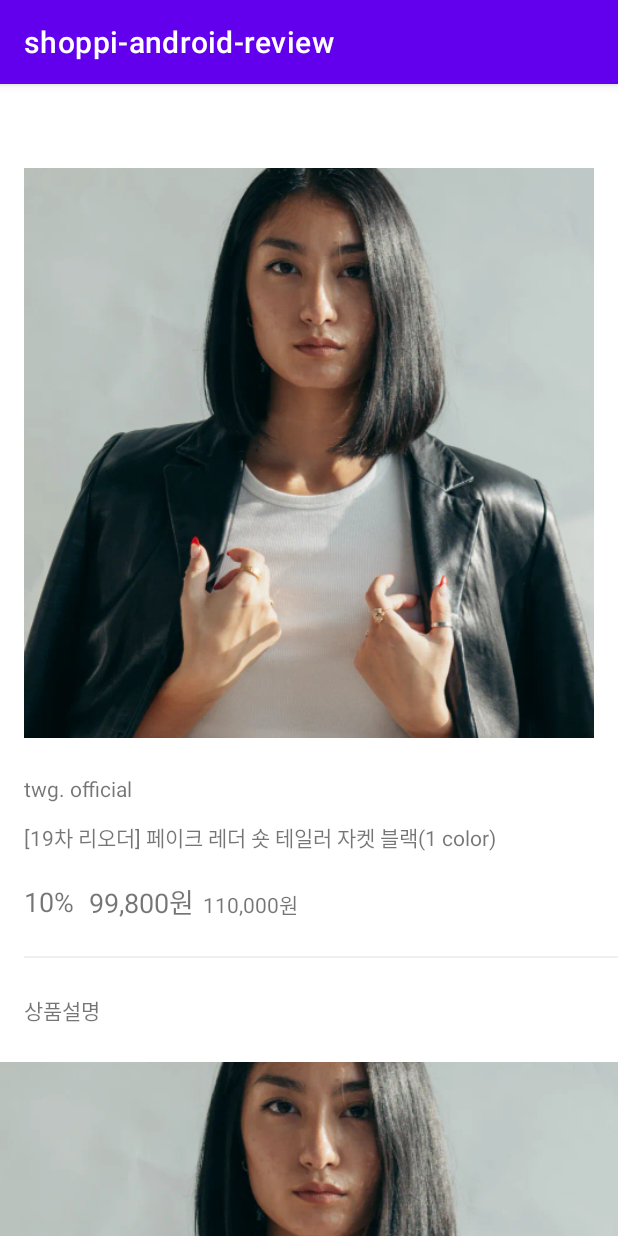
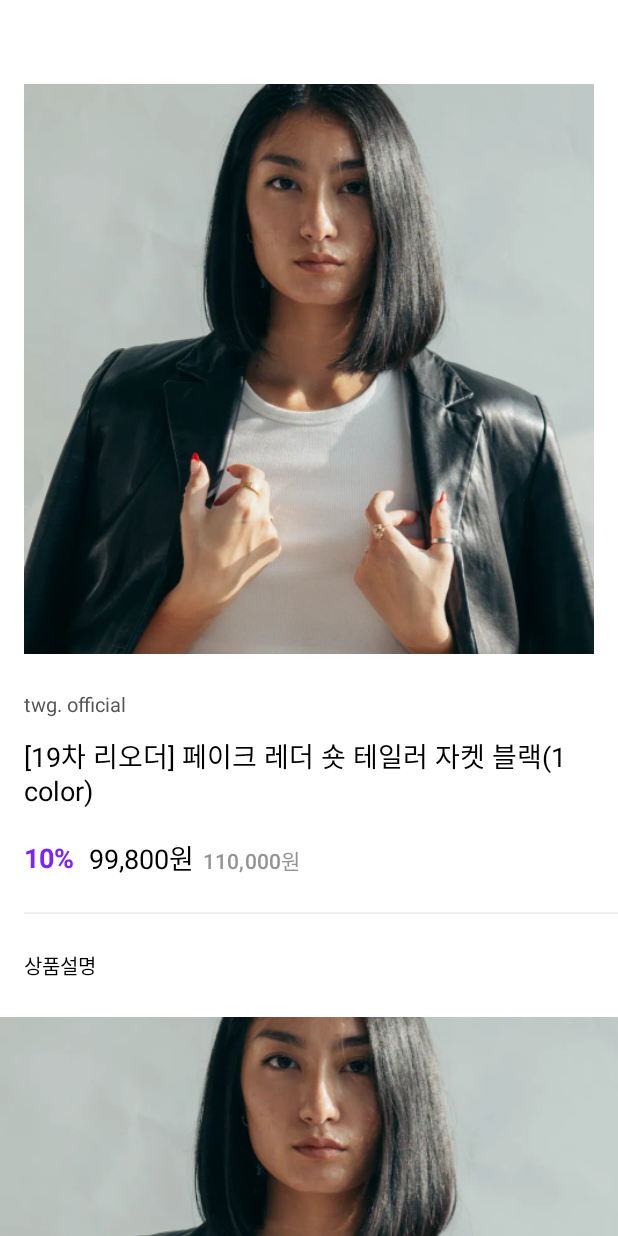
Before and after one commit to jyryuitpro/shoppi-android-review, an Android app: the screen it shows after launch (MainActivity), on a phone screen of 412 x 824 dp. Run offline under Robolectric (Android 15) with nearby library versions, the phone set to English and light mode, and no system bars.

Commit message:
복습 및 실습 3. Style, Theme

```diff
--- a/app/src/main/res/layout/activity_product_detail.xml
+++ b/app/src/main/res/layout/activity_product_detail.xml
@@ -40,6 +40,7 @@
 
             <TextView
                 android:id="@+id/tv_product_brand_name"
+                style="@style/TextSubtitle3.Grey03"
                 android:layout_width="0dp"
                 android:layout_height="wrap_content"
                 android:layout_marginStart="16dp"
@@ -52,6 +53,7 @@
 
             <TextView
                 android:id="@+id/tv_product_label"
+                style="@style/TextMedium"
                 android:layout_width="0dp"
                 android:layout_height="wrap_content"
                 android:layout_marginStart="16dp"
@@ -64,33 +66,33 @@
 
             <TextView
                 android:id="@+id/tv_product_discount_rate"
+                style="@style/TextMedium.Purple.Bold"
                 android:layout_width="wrap_content"
                 android:layout_height="wrap_content"
                 android:layout_marginStart="16dp"
                 android:layout_marginTop="20dp"
                 android:text="10%"
-                android:textSize="18sp"
                 app:layout_constraintStart_toStartOf="parent"
                 app:layout_constraintTop_toBottomOf="@id/tv_product_label" />
 
             <TextView
                 android:id="@+id/tv_product_discount_price"
+                style="@style/TextMedium"
                 android:layout_width="wrap_content"
                 android:layout_height="wrap_content"
                 android:layout_marginStart="10dp"
                 android:text="99,800원"
-                android:textSize="18sp"
                 app:layout_constraintBottom_toBottomOf="@id/tv_product_discount_rate"
                 app:layout_constraintStart_toEndOf="@id/tv_product_discount_rate"
                 app:layout_constraintTop_toTopOf="@id/tv_product_discount_rate" />
 
             <TextView
                 android:id="@+id/tv_product_price"
+                style="@style/TextSubtitle2.Grey05"
                 android:layout_width="wrap_content"
                 android:layout_height="wrap_content"
                 android:layout_marginStart="6dp"
                 android:text="110,000원"
-                android:textSize="14sp"
                 app:layout_constraintBaseline_toBaselineOf="@id/tv_product_discount_price"
                 app:layout_constraintStart_toEndOf="@id/tv_product_discount_price" />
 
@@ -106,6 +108,7 @@
 
             <TextView
                 android:id="@+id/tv_product_detail_image_title"
+                style="@style/TextSubtitle3"
                 android:layout_width="wrap_content"
                 android:layout_height="wrap_content"
                 android:layout_marginStart="16dp"
--- a/app/src/main/res/values-night/themes.xml
+++ b/app/src/main/res/values-night/themes.xml
@@ -1,14 +1,14 @@
 <resources xmlns:tools="http://schemas.android.com/tools">
     <!-- Base application theme. -->
-    <style name="Theme.Shoppiandroidreview" parent="Theme.MaterialComponents.DayNight.DarkActionBar">
+    <style name="Theme.Shoppiandroidreview" parent="Theme.MaterialComponents.DayNight.NoActionBar">
         <!-- Primary brand color. -->
-        <item name="colorPrimary">@color/purple_200</item>
-        <item name="colorPrimaryVariant">@color/purple_700</item>
-        <item name="colorOnPrimary">@color/black</item>
+        <item name="colorPrimary">@color/shoppi_purple</item>
+        <item name="colorPrimaryVariant">@color/shoppi_gradient_purple</item>
+        <item name="colorOnPrimary">@color/shoppi_black_01</item>
         <!-- Secondary brand color. -->
-        <item name="colorSecondary">@color/teal_200</item>
-        <item name="colorSecondaryVariant">@color/teal_200</item>
-        <item name="colorOnSecondary">@color/black</item>
+        <item name="colorSecondary">@color/shoppi_pink_01</item>
+        <item name="colorSecondaryVariant">@color/shoppi_pink_02</item>
+        <item name="colorOnSecondary">@color/shoppi_black_01</item>
         <!-- Status bar color. -->
         <item name="android:statusBarColor" tools:targetApi="l">?attr/colorPrimaryVariant</item>
         <!-- Customize your theme here. -->
--- a/app/src/main/res/values/colors.xml
+++ b/app/src/main/res/values/colors.xml
@@ -1,10 +1,24 @@
 <?xml version="1.0" encoding="utf-8"?>
 <resources>
-    <color name="purple_200">#FFBB86FC</color>
-    <color name="purple_500">#FF6200EE</color>
-    <color name="purple_700">#FF3700B3</color>
-    <color name="teal_200">#FF03DAC5</color>
-    <color name="teal_700">#FF018786</color>
-    <color name="black">#FF000000</color>
-    <color name="white">#FFFFFFFF</color>
+    <color name="shoppi_purple">#7d22ff</color>
+    <color name="shoppi_pink_01">#66e062ff</color>
+    <color name="shoppi_pink_02">#11e062ff</color>
+    <color name="shoppi_gradient_purple">#6b19ff</color>
+    <color name="shoppi_gradient_pink">#fd62ff</color>
+    <color name="shoppi_black_01">#000000</color>
+    <color name="shoppi_black_01_a08">#14000000</color>
+    <color name="shoppi_black_02">#111111</color>
+    <color name="shoppi_grey_01">#5f5f69</color>
+    <color name="shoppi_grey_02">#52514d</color>
+    <color name="shoppi_grey_03">#555555</color>
+    <color name="shoppi_grey_04">#888888</color>
+    <color name="shoppi_grey_05">#939393</color>
+    <color name="shoppi_grey_06">#d1d1d1</color>
+    <color name="shoppi_grey_07">#d6d6d6</color>
+    <color name="shoppi_grey_08">#e9e9e9</color>
+    <color name="shoppi_grey_09">#eeeff1</color>
+    <color name="shoppi_bluegrey">#f2f4f6</color>
+    <color name="shoppi_white">#ffffff</color>
+    <color name="shoppi_white_a90">#E6FFFFFF</color>
+    <color name="shoppi_brown">#967a6d</color>
 </resources>
--- a/app/src/main/res/values/themes.xml
+++ b/app/src/main/res/values/themes.xml
@@ -1,14 +1,14 @@
 <resources xmlns:tools="http://schemas.android.com/tools">
     <!-- Base application theme. -->
-    <style name="Theme.Shoppiandroidreview" parent="Theme.MaterialComponents.DayNight.DarkActionBar">
+    <style name="Theme.Shoppiandroidreview" parent="Theme.MaterialComponents.DayNight.NoActionBar">
         <!-- Primary brand color. -->
-        <item name="colorPrimary">@color/purple_500</item>
-        <item name="colorPrimaryVariant">@color/purple_700</item>
-        <item name="colorOnPrimary">@color/white</item>
+        <item name="colorPrimary">@color/shoppi_purple</item>
+        <item name="colorPrimaryVariant">@color/shoppi_gradient_purple</item>
+        <item name="colorOnPrimary">@color/shoppi_white</item>
         <!-- Secondary brand color. -->
-        <item name="colorSecondary">@color/teal_200</item>
-        <item name="colorSecondaryVariant">@color/teal_700</item>
-        <item name="colorOnSecondary">@color/black</item>
+        <item name="colorSecondary">@color/shoppi_pink_01</item>
+        <item name="colorSecondaryVariant">@color/shoppi_pink_02</item>
+        <item name="colorOnSecondary">@color/shoppi_black_01</item>
         <!-- Status bar color. -->
         <item name="android:statusBarColor" tools:targetApi="l">?attr/colorPrimaryVariant</item>
         <!-- Customize your theme here. -->
```
Also changed, not shown: app/src/main/res/values/styles.xml (added, +145 -0 lines).
